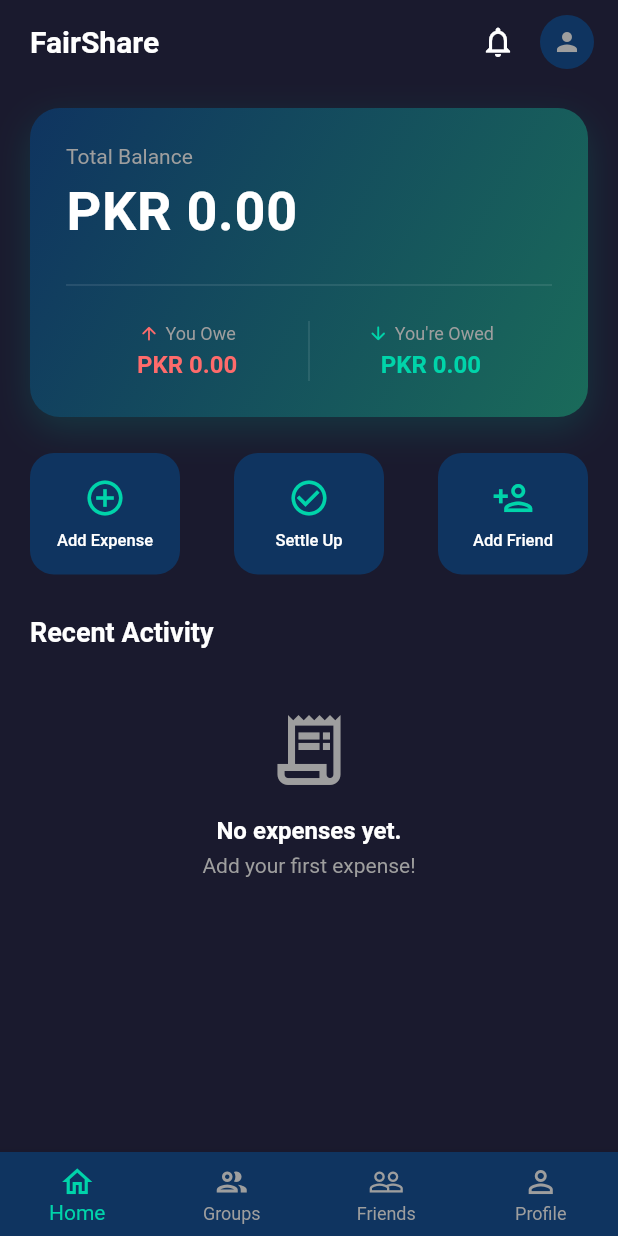
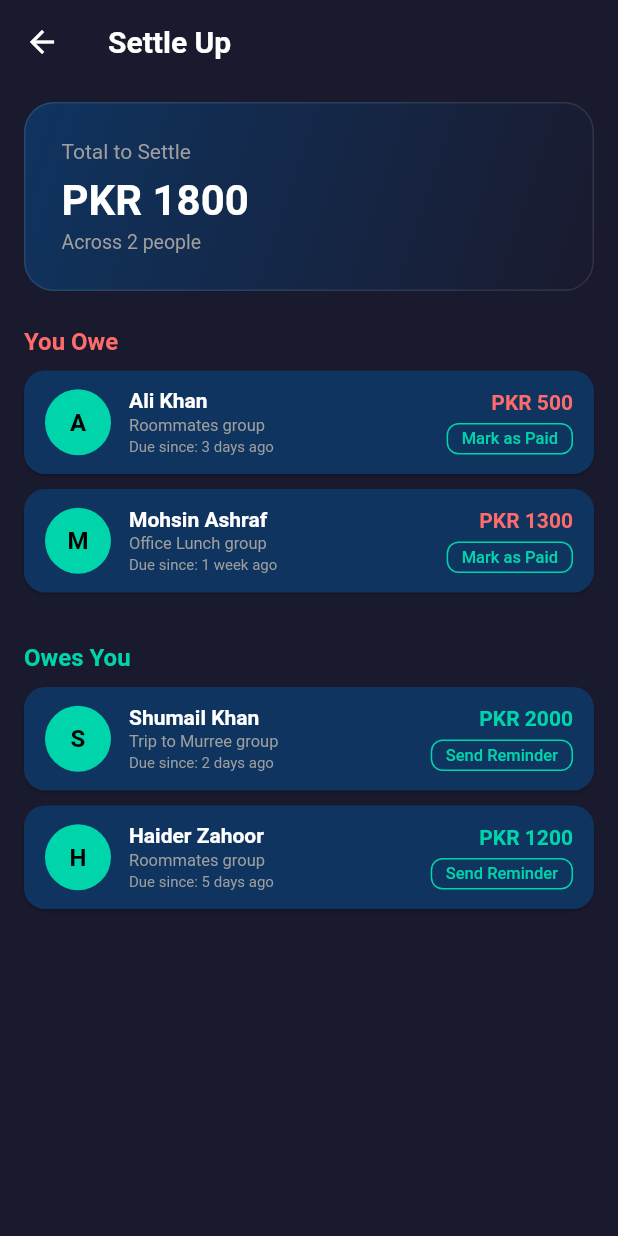
Before and after one commit to Haidermushtaq/splivy, a Flutter app: the screen it shows after launch, after a tap on "Settle Up", on a phone screen of 412 x 824 dp. Run offline on Flutter 3.47's test engine with Material 3 defaults, Android fonts, the phone set to English and light mode, and no system bars; our stand-ins replace shared_preferences.

Commit message:
feat: add settle up screen with payment confirmation
Co-authored-by: HaiderZahoorr <haiderzahoor808@gmail.com>
Co-authored-by: shumailkhan845 <shumail.kn845@gmail.com>

```diff
--- a/lib/screens/dashboard/dashboard_screen.dart
+++ b/lib/screens/dashboard/dashboard_screen.dart
@@ -2,6 +2,7 @@ import 'package:flutter/material.dart';
 import '../groups/groups_screen.dart';
 import '../friends/friends_screen.dart';
 import '../profile/profile_screen.dart';
+import '../settle/settle_up_screen.dart';
 
 class DashboardScreen extends StatefulWidget {
   const DashboardScreen({super.key});
@@ -255,7 +256,10 @@ class _QuickActions extends StatelessWidget {
         _ActionButton(
           icon: Icons.check_circle_outline,
           label: 'Settle Up',
-          onTap: () {},
+          onTap: () => Navigator.of(context).push(
+            MaterialPageRoute(
+                builder: (_) => const SettleUpScreen()),
+          ),
         ),
         _ActionButton(
           icon: Icons.person_add_outlined,
--- /dev/null
+++ b/lib/screens/settle/settle_up_screen.dart
@@ -0,0 +1,392 @@
+import 'package:flutter/material.dart';
+
+class _Debt {
+  final String name;
+  final String groupName;
+  final double amount;
+  final String dueSince;
+
+  const _Debt({
+    required this.name,
+    required this.groupName,
+    required this.amount,
+    required this.dueSince,
+  });
+}
+
+const _allYouOwe = <_Debt>[
+  _Debt(name: 'Ali Khan', groupName: 'Roommates', amount: 500, dueSince: '3 days ago'),
+  _Debt(name: 'Mohsin Ashraf', groupName: 'Office Lunch', amount: 1300, dueSince: '1 week ago'),
+];
+
+const _allOwesYou = <_Debt>[
+  _Debt(name: 'Shumail Khan', groupName: 'Trip to Murree', amount: 2000, dueSince: '2 days ago'),
+  _Debt(name: 'Haider Zahoor', groupName: 'Roommates', amount: 1200, dueSince: '5 days ago'),
+];
+
+class SettleUpScreen extends StatefulWidget {
+  final String? groupId;
+
+  const SettleUpScreen({super.key, this.groupId});
+
+  @override
+  State<SettleUpScreen> createState() => _SettleUpScreenState();
+}
+
+class _SettleUpScreenState extends State<SettleUpScreen> {
+  static const _bg = Color(0xFF1A1A2E);
+  static const _accent = Color(0xFF00D4AA);
+  static const _cardDark = Color(0xFF0F3460);
+  static const _red = Color(0xFFFF6B6B);
+
+  late List<_Debt> _youOwe;
+  late List<_Debt> _owesYou;
+
+  @override
+  void initState() {
+    super.initState();
+    if (widget.groupId != null) {
+      final filter = widget.groupId!.toLowerCase();
+      _youOwe = _allYouOwe
+          .where((d) => d.groupName.toLowerCase().contains(filter))
+          .toList();
+      _owesYou = _allOwesYou
+          .where((d) => d.groupName.toLowerCase().contains(filter))
+          .toList();
+    } else {
+      _youOwe = [..._allYouOwe];
+      _owesYou = [..._allOwesYou];
+    }
+  }
+
+  double get _totalToSettle =>
+      _youOwe.fold(0.0, (sum, d) => sum + d.amount);
+
+  bool get _allSettled => _youOwe.isEmpty && _owesYou.isEmpty;
+
+  void _confirmMarkAsPaid(_Debt debt) {
+    showDialog(
+      context: context,
+      builder: (ctx) => AlertDialog(
+        backgroundColor: _cardDark,
+        shape: RoundedRectangleBorder(
+            borderRadius: BorderRadius.circular(16)),
+        title: const Text(
+          'Confirm Payment',
+          style: TextStyle(
+              color: Colors.white, fontWeight: FontWeight.bold),
+        ),
+        content: Text(
+          'Are you sure you want to mark PKR ${debt.amount.toStringAsFixed(0)} to ${debt.name} as paid?',
+          style: const TextStyle(color: Colors.grey),
+        ),
+        actions: [
+          TextButton(
+            onPressed: () => Navigator.of(ctx).pop(),
+            child: const Text('Cancel',
+                style: TextStyle(color: Colors.grey)),
+          ),
+          ElevatedButton(
+            style: ElevatedButton.styleFrom(
+              backgroundColor: _accent,
+              shape: RoundedRectangleBorder(
+                  borderRadius: BorderRadius.circular(8)),
+            ),
+            onPressed: () {
+              Navigator.of(ctx).pop();
+              setState(() => _youOwe.remove(debt));
+              ScaffoldMessenger.of(context).showSnackBar(
+                SnackBar(
+                  content:
+                      const Text('Payment marked as settled!'),
+                  backgroundColor: _accent,
+                  behavior: SnackBarBehavior.floating,
+                  shape: RoundedRectangleBorder(
+                      borderRadius: BorderRadius.circular(10)),
+                ),
+              );
+            },
+            child: const Text(
+              'Confirm',
+              style: TextStyle(
+                  color: Colors.black, fontWeight: FontWeight.bold),
+            ),
+          ),
+        ],
+      ),
+    );
+  }
+
+  void _sendReminder(_Debt debt) {
+    ScaffoldMessenger.of(context).showSnackBar(
+      SnackBar(
+        content: Text('Reminder sent to ${debt.name}!'),
+        backgroundColor: _accent,
+        behavior: SnackBarBehavior.floating,
+        shape: RoundedRectangleBorder(
+            borderRadius: BorderRadius.circular(10)),
+      ),
+    );
+  }
+
+  @override
+  Widget build(BuildContext context) {
+    return Scaffold(
+      backgroundColor: _bg,
+      appBar: AppBar(
+        backgroundColor: _bg,
+        elevation: 0,
+        title: const Text(
+          'Settle Up',
+          style: TextStyle(
+              color: Colors.white, fontWeight: FontWeight.bold),
+        ),
+        iconTheme: const IconThemeData(color: Colors.white),
+      ),
+      body: _allSettled ? _buildAllSettled() : _buildContent(),
+    );
+  }
+
+  // ── Main content ──────────────────────────────────────────────────────────
+
+  Widget _buildContent() {
+    return SingleChildScrollView(
+      padding:
+          const EdgeInsets.symmetric(horizontal: 16, vertical: 12),
+      child: Column(
+        crossAxisAlignment: CrossAxisAlignment.start,
+        children: [
+          _buildSummaryCard(),
+          if (_youOwe.isNotEmpty) ...[
+            const SizedBox(height: 24),
+            _sectionHeader('You Owe', _red),
+            const SizedBox(height: 10),
+            ..._youOwe.map((d) => _buildDebtCard(d, youOwe: true)),
+          ],
+          if (_owesYou.isNotEmpty) ...[
+            const SizedBox(height: 24),
+            _sectionHeader('Owes You', _accent),
+            const SizedBox(height: 10),
+            ..._owesYou.map((d) => _buildDebtCard(d, youOwe: false)),
+          ],
+          const SizedBox(height: 24),
+        ],
+      ),
+    );
+  }
+
+  // ── Summary card ──────────────────────────────────────────────────────────
+
+  Widget _buildSummaryCard() {
+    final count = _youOwe.length;
+    return Container(
+      width: double.infinity,
+      padding: const EdgeInsets.all(24),
+      decoration: BoxDecoration(
+        gradient: const LinearGradient(
+          colors: [Color(0xFF0F3460), Color(0xFF1A1A2E)],
+          begin: Alignment.topLeft,
+          end: Alignment.bottomRight,
+        ),
+        borderRadius: BorderRadius.circular(20),
+        border: Border.all(color: Colors.white10),
+      ),
+      child: Column(
+        crossAxisAlignment: CrossAxisAlignment.start,
+        children: [
+          const Text(
+            'Total to Settle',
+            style: TextStyle(color: Colors.grey, fontSize: 14),
+          ),
+          const SizedBox(height: 8),
+          Text(
+            'PKR ${_totalToSettle.toStringAsFixed(0)}',
+            style: const TextStyle(
+              color: Colors.white,
+              fontSize: 28,
+              fontWeight: FontWeight.bold,
+            ),
+          ),
+          const SizedBox(height: 4),
+          Text(
+            count == 0
+                ? 'Nothing pending — check who owes you below'
+                : 'Across $count ${count == 1 ? 'person' : 'people'}',
+            style: const TextStyle(color: Colors.grey, fontSize: 13),
+          ),
+        ],
+      ),
+    );
+  }
+
+  // ── Debt card (shared for both sections) ─────────────────────────────────
+
+  Widget _buildDebtCard(_Debt debt, {required bool youOwe}) {
+    final amountColor = youOwe ? _red : _accent;
+    final amountText =
+        'PKR ${debt.amount.toStringAsFixed(0)}';
+
+    return Card(
+      color: _cardDark,
+      margin: const EdgeInsets.only(bottom: 10),
+      shape: RoundedRectangleBorder(
+          borderRadius: BorderRadius.circular(14)),
+      child: Padding(
+        padding: const EdgeInsets.symmetric(
+            horizontal: 14, vertical: 12),
+        child: Row(
+          children: [
+            CircleAvatar(
+              radius: 22,
+              backgroundColor: _accent,
+              child: Text(
+                debt.name[0].toUpperCase(),
+                style: const TextStyle(
+                  color: Colors.black,
+                  fontWeight: FontWeight.bold,
+                  fontSize: 16,
+                ),
+              ),
+            ),
+            const SizedBox(width: 12),
+            Expanded(
+              child: Column(
+                crossAxisAlignment: CrossAxisAlignment.start,
+                children: [
+                  Text(
+                    debt.name,
+                    style: const TextStyle(
+                      color: Colors.white,
+                      fontWeight: FontWeight.bold,
+                      fontSize: 14,
+                    ),
+                  ),
+                  const SizedBox(height: 2),
+                  Text(
+                    '${debt.groupName} group',
+                    style: const TextStyle(
+                        color: Colors.grey, fontSize: 11),
+                  ),
+                  const SizedBox(height: 2),
+                  Text(
+                    'Due since: ${debt.dueSince}',
+                    style: const TextStyle(
+                        color: Colors.grey, fontSize: 10),
+                  ),
+                ],
+              ),
+            ),
+            Column(
+              crossAxisAlignment: CrossAxisAlignment.end,
+              children: [
+                Text(
+                  amountText,
+                  style: TextStyle(
+                    color: amountColor,
+                    fontWeight: FontWeight.bold,
+                    fontSize: 14,
+                  ),
+                ),
+                const SizedBox(height: 6),
+                _actionButton(
+                  label: youOwe ? 'Mark as Paid' : 'Send Reminder',
+                  onTap: youOwe
+                      ? () => _confirmMarkAsPaid(debt)
+                      : () => _sendReminder(debt),
+                ),
+              ],
+            ),
+          ],
+        ),
+      ),
+    );
+  }
+
+  Widget _actionButton({
+    required String label,
+    required VoidCallback onTap,
+  }) {
+    return OutlinedButton(
+      onPressed: onTap,
+      style: OutlinedButton.styleFrom(
+        side: const BorderSide(color: _accent),
+        shape: RoundedRectangleBorder(
+            borderRadius: BorderRadius.circular(8)),
+        padding:
+            const EdgeInsets.symmetric(horizontal: 10, vertical: 4),
+        minimumSize: Size.zero,
+        tapTargetSize: MaterialTapTargetSize.shrinkWrap,
+      ),
+      child: Text(
+        label,
+        style: const TextStyle(color: _accent, fontSize: 11),
+      ),
+    );
+  }
+
+  Widget _sectionHeader(String title, Color color) {
+    return Text(
+      title,
+      style: TextStyle(
+        color: color,
+        fontSize: 16,
+        fontWeight: FontWeight.bold,
+      ),
+    );
+  }
+
+  // ── All settled empty state ───────────────────────────────────────────────
+
+  Widget _buildAllSettled() {
+    return Center(
+      child: Column(
+        mainAxisAlignment: MainAxisAlignment.center,
+        children: [
+          Container(
+            width: 100,
+            height: 100,
+            decoration: BoxDecoration(
+              shape: BoxShape.circle,
+              color: _accent.withValues(alpha: 0.15),
+              border: Border.all(
+                  color: _accent.withValues(alpha: 0.4), width: 2),
+            ),
+            child: const Icon(Icons.check_rounded,
+                color: _accent, size: 56),
+          ),
+          const SizedBox(height: 24),
+          const Text(
+            'All settled up!',
+            style: TextStyle(
+              color: Colors.white,
+              fontSize: 24,
+              fontWeight: FontWeight.bold,
+            ),
+          ),
+          const SizedBox(height: 8),
+          const Text(
+            'You have no pending payments',
+            style: TextStyle(color: Colors.grey, fontSize: 15),
+          ),
+          const SizedBox(height: 32),
+          Row(
+            mainAxisAlignment: MainAxisAlignment.center,
+            children: List.generate(5, (i) {
+              final isCenter = i == 2;
+              return Container(
+                margin: const EdgeInsets.symmetric(horizontal: 4),
+                width: isCenter ? 14 : 8,
+                height: isCenter ? 14 : 8,
+                decoration: BoxDecoration(
+                  shape: BoxShape.circle,
+                  color: _accent
+                      .withValues(alpha: isCenter ? 1.0 : 0.35),
+                ),
+              );
+            }),
+          ),
+        ],
+      ),
+    );
+  }
+}
```
Also changed, not shown: lib/screens/groups/group_detail_screen.dart (+7 -1 lines).
